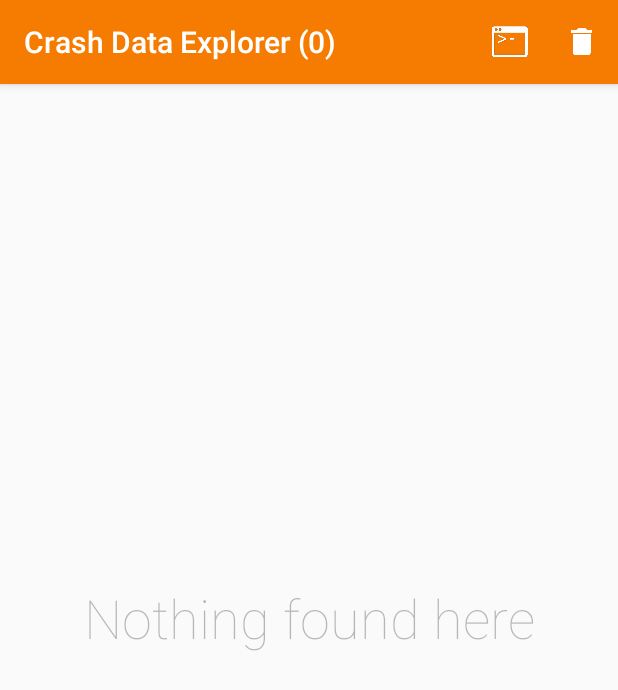
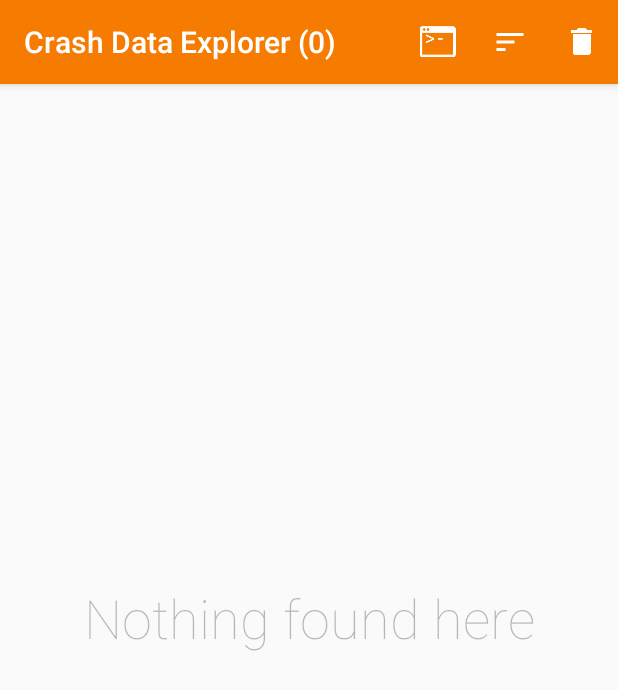
Before and after one commit to patrickfav/planb-android, an Android app: the CrashExplorerOverviewActivity screen opened directly, with no data from a screen before it, on a phone screen of 412 x 824 dp. Shown: the top 690 px of the screen. Run offline under Robolectric (Android 15) with nearby library versions, the phone set to English and light mode, and no system bars.

Commit message:
adds sorting in explorer

```diff
--- a/planb-full/src/main/java/at/favre/lib/planb/full/CrashExplorerOverviewActivity.java
+++ b/planb-full/src/main/java/at/favre/lib/planb/full/CrashExplorerOverviewActivity.java
@@ -26,14 +26,21 @@ import java.util.List;
 
 import at.favre.lib.planb.PlanB;
 import at.favre.lib.planb.data.CrashData;
+import at.favre.lib.planb.full.util.CrashDataExceptionComparator;
 import at.favre.lib.planb.full.util.ViewUtil;
 import at.favre.lib.planb.util.CrashDataUtil;
 
 
 public class CrashExplorerOverviewActivity extends AppCompatActivity {
     private static final String TAG = CrashExplorerOverviewActivity.class.getName();
+    private static final String KEY_SORT = "SORT";
+
+    private final static int SORT_DATE = 0;
+    private final static int SORT_EXCEPTION_NAME = 1;
+
     private RecyclerView recyclerView;
     private List<CrashData> crashDataList;
+    private int currentSort = SORT_DATE;
 
     public static void start(Context context) {
         Intent starter = new Intent(context, CrashExplorerOverviewActivity.class);
@@ -43,6 +50,10 @@ public class CrashExplorerOverviewActivity extends AppCompatActivity {
     @Override
     protected void onCreate(@Nullable Bundle savedInstanceState) {
         super.onCreate(savedInstanceState);
+        if (savedInstanceState != null) {
+            currentSort = savedInstanceState.getInt(KEY_SORT, SORT_DATE);
+        }
+
         setContentView(R.layout.planblib_activity_crashexplorer_overview);
         setSupportActionBar((Toolbar) findViewById(R.id.toolbar).findViewById(R.id.toolbar));
         getSupportActionBar().setDisplayHomeAsUpEnabled(false);
@@ -57,7 +68,7 @@ public class CrashExplorerOverviewActivity extends AppCompatActivity {
     private void updateRecyclerView() {
         crashDataList = PlanB.get().getCrashDataHandler().getAll();
 
-        ((CrashDataAdapter) recyclerView.getAdapter()).setCrashDataList(crashDataList);
+        ((CrashDataAdapter) recyclerView.getAdapter()).setCrashDataList(crashDataList, currentSort);
         if (crashDataList.isEmpty()) {
             findViewById(R.id.empty_view).setVisibility(View.VISIBLE);
         } else {
@@ -70,7 +81,10 @@ public class CrashExplorerOverviewActivity extends AppCompatActivity {
     public boolean onCreateOptionsMenu(Menu menu) {
         MenuInflater inflater = getMenuInflater();
         inflater.inflate(R.menu.planblib_menu_overview, menu);
+
         ViewUtil.tintMenuItem(menu, R.id.action_delete, Color.WHITE);
+        ViewUtil.tintMenuItem(menu, R.id.action_log, Color.WHITE);
+        ViewUtil.tintMenuItem(menu, R.id.action_sort, Color.WHITE);
         return true;
     }
 
@@ -97,8 +111,22 @@ public class CrashExplorerOverviewActivity extends AppCompatActivity {
         } else if (i == R.id.action_log) {
             Log.w(TAG, CrashDataUtil.getLogString(crashDataList).toString());
             Toast.makeText(this, R.string.crashexplorer_toast_log, Toast.LENGTH_SHORT).show();
+        } else if (i == R.id.action_sort_date || i == R.id.action_sort_exception) {
+            if (i == R.id.action_sort_date) {
+                currentSort = SORT_DATE;
+            }
+            if (i == R.id.action_sort_exception) {
+                currentSort = SORT_EXCEPTION_NAME;
+            }
+            updateRecyclerView();
         }
         return true;
+    }
+
+    @Override
+    protected void onSaveInstanceState(Bundle outState) {
+        super.onSaveInstanceState(outState);
+        outState.putInt(KEY_SORT, currentSort);
     }
 
     public static class CrashDataAdapter extends RecyclerView.Adapter<CrashDataHolder> {
@@ -107,9 +135,14 @@ public class CrashExplorerOverviewActivity extends AppCompatActivity {
         public CrashDataAdapter() {
         }
 
-        public void setCrashDataList(List<CrashData> crashDataList) {
+        public void setCrashDataList(List<CrashData> crashDataList, int sortType) {
             this.crashDataList = crashDataList;
-            Collections.sort(crashDataList);
+
+            if (sortType == SORT_EXCEPTION_NAME) {
+                Collections.sort(crashDataList, new CrashDataExceptionComparator());
+            } else {
+                Collections.sort(crashDataList);
+            }
             notifyDataSetChanged();
         }
 
--- a/planb-full/src/main/res/layout/planblib_activity_crashexplorer_overview.xml
+++ b/planb-full/src/main/res/layout/planblib_activity_crashexplorer_overview.xml
@@ -29,6 +29,7 @@
             android:id="@+id/recycler_view"
             android:layout_width="match_parent"
             android:layout_height="match_parent"
+            android:scrollbars="vertical"
             android:paddingTop="?attr/actionBarSize"
             tools:listitem="@layout/planblib_inc_crashitem" />
     </FrameLayout>
--- a/planb-full/src/main/res/menu/planblib_menu_overview.xml
+++ b/planb-full/src/main/res/menu/planblib_menu_overview.xml
@@ -8,7 +8,20 @@
         android:icon="@drawable/planblib_ic_terminal_24dp"
         android:title="@string/menu_log"
         app:showAsAction="ifRoom" />
-
+    <item
+        android:id="@+id/action_sort"
+        android:icon="@drawable/planblib_ic_sort_white_24dp"
+        android:title="@string/menu_sort"
+        app:showAsAction="ifRoom">
+        <menu>
+            <item
+                android:id="@+id/action_sort_date"
+                android:title="Sort by Date" />
+            <item
+                android:id="@+id/action_sort_exception"
+                android:title="Sort by Exception Name" />
+        </menu>
+    </item>
     <item
         android:id="@+id/action_delete"
         android:icon="@drawable/planblib_ic_delete_white_24dp"
--- a/planb-full/src/main/res/values/colors.xml
+++ b/planb-full/src/main/res/values/colors.xml
@@ -18,4 +18,5 @@
     <color name="crash_bg_orange_accent">#3512BC</color>
     <color name="crash_bg_orange_text">#fafafa</color>
 
+
 </resources>
--- a/planb-full/src/main/res/values/strings.xml
+++ b/planb-full/src/main/res/values/strings.xml
@@ -8,4 +8,5 @@
     <string name="crashexplorer_toast_log">Logged to Console</string>
     <string name="menu_delete">Delete</string>
     <string name="menu_log">Log to Console</string>
+    <string name="menu_sort">Sort</string>
 </resources>
```
Also changed, not shown: planb-full/src/main/java/at/favre/lib/planb/full/util/CrashDataExceptionComparator.java (added, +13 -0 lines), planb-full/src/main/res/values/values.xml (added, +7 -0 lines), planb-full/src/main/res/drawable-hdpi/planblib_ic_sort_white_24dp.png (added), planb-full/src/main/res/drawable-mdpi/planblib_ic_sort_white_24dp.png (added), planb-full/src/main/res/drawable-xhdpi/planblib_ic_sort_white_24dp.png (added), planb-full/src/main/res/drawable-xxhdpi/planblib_ic_sort_white_24dp.png (added), planb-full/src/main/res/drawable-xxxhdpi/planblib_ic_sort_white_24dp.png (added).
